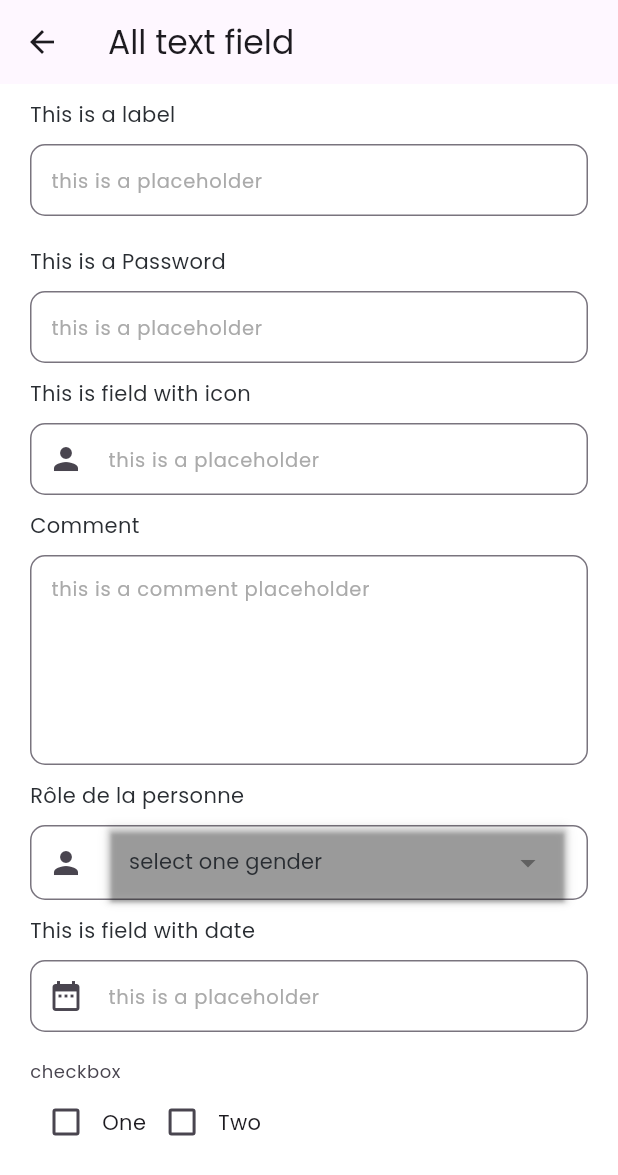
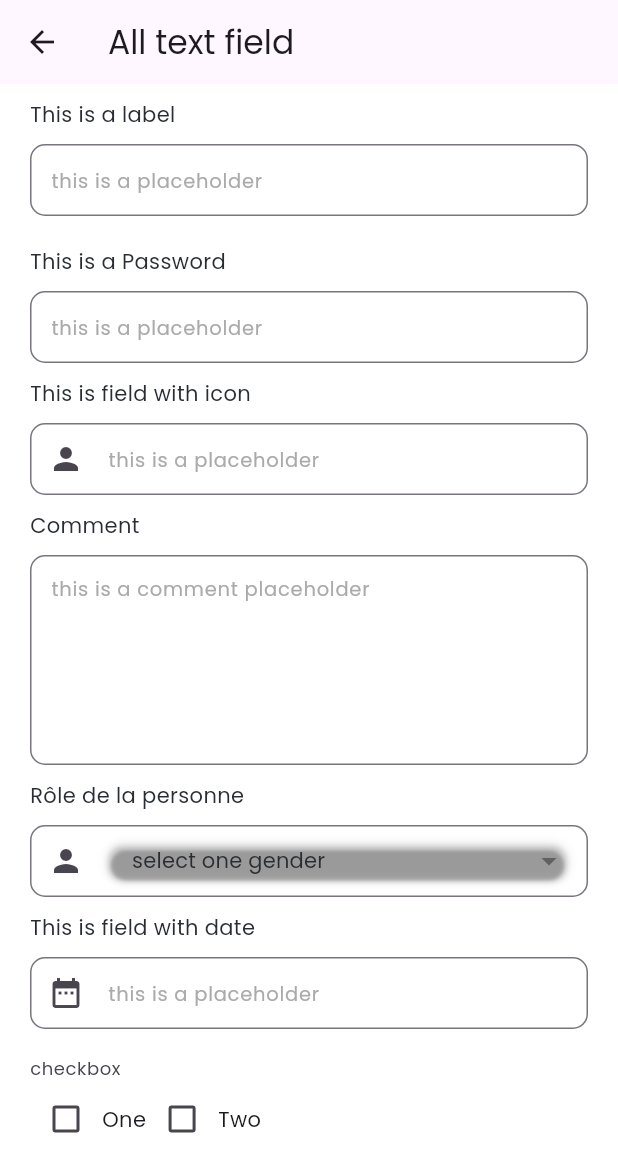
Before and after one commit to Edukever/schoolap-mobile-ui, a Flutter app: the PageFieldScreen screen opened directly, on a phone screen of 412 x 824 dp. Shown: the top 1175 px of the screen. Run offline on Flutter 3.47's test engine with Material 3 defaults, Android fonts, the phone set to English and light mode, and no system bars; drawn by our look-alikes of auto_size_text, flutter_form_builder; our stand-ins replace dropdown_button2, equatable, flutter_svg, lottie, popover.

Commit message:
remove unused property in drop down

```diff
--- a/lib/src/widgets/app_field/schoolap_drop_down.dart
+++ b/lib/src/widgets/app_field/schoolap_drop_down.dart
@@ -55,11 +55,10 @@ class SPDropDown<T> extends StatelessWidget {
               items: items,
               isExpanded: true,
               buttonStyleData: ButtonStyleData(
-                height: 50,
-                width: 160,
-                padding: const EdgeInsets.only(left: 14, right: 14),
+
                 decoration: BoxDecoration(
                   color: backgroundColor,
+                  borderRadius: BorderRadius.circular(10),
                 ),
                 elevation: 2,
               ),
```
